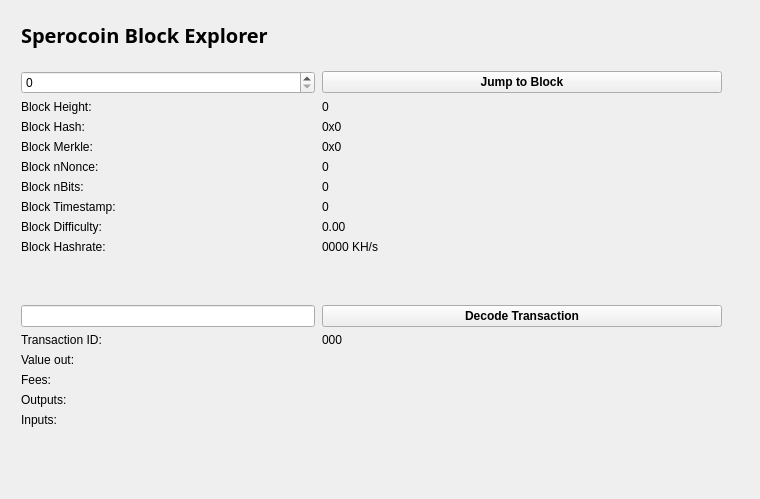
Above: src/qt/forms/blockbrowser.ui from LightBurdenOfficial/SperoCoin before the change. Below: the same form after it.
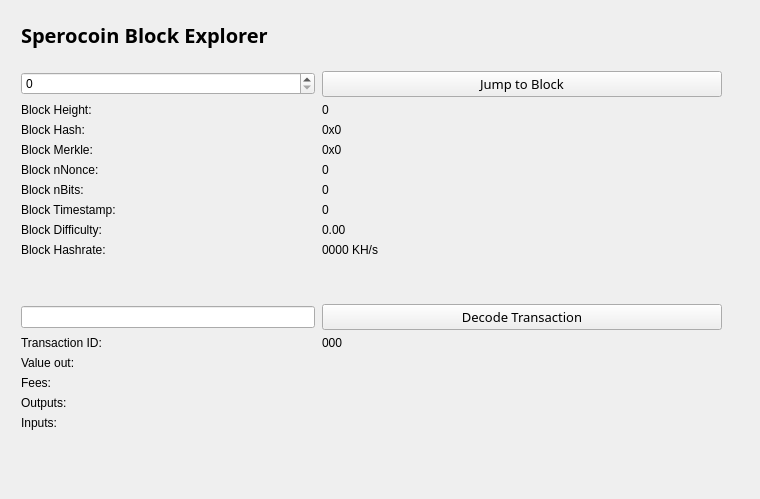
That is the form after the change.

Patch:
```diff
--- a/src/qt/forms/blockbrowser.ui
+++ b/src/qt/forms/blockbrowser.ui
@@ -34,6 +34,9 @@
   <property name="windowTitle">
    <string>Form</string>
   </property>
+  <property name="styleSheet">
+   <string notr="true">font: 10pt &quot;Copperplate Gothic Light&quot;;</string>
+  </property>
   <layout class="QGridLayout">
    <property name="sizeConstraint">
     <enum>QLayout::SetMaximumSize</enum>
@@ -66,7 +69,11 @@
         <widget class="QLabel" name="label_5">
          <property name="font">
           <font>
-           <family>Open Sans,sans-serif</family>
+           <family>Copperplate Gothic Light</family>
+           <pointsize>10</pointsize>
+           <weight>50</weight>
+           <italic>false</italic>
+           <bold>false</bold>
           </font>
          </property>
          <property name="text">
@@ -119,8 +126,11 @@
         <widget class="QPushButton" name="txButton">
          <property name="font">
           <font>
-           <weight>75</weight>
-           <bold>true</bold>
+           <family>Copperplate Gothic Light</family>
+           <pointsize>10</pointsize>
+           <weight>50</weight>
+           <italic>false</italic>
+           <bold>false</bold>
           </font>
          </property>
          <property name="text">
@@ -419,8 +429,11 @@
          </property>
          <property name="font">
           <font>
-           <weight>75</weight>
-           <bold>true</bold>
+           <family>Copperplate Gothic Light</family>
+           <pointsize>10</pointsize>
+           <weight>50</weight>
+           <italic>false</italic>
+           <bold>false</bold>
           </font>
          </property>
          <property name="text">
```
Left out of the diff: 12 changed lines with no effect on the pictures.
